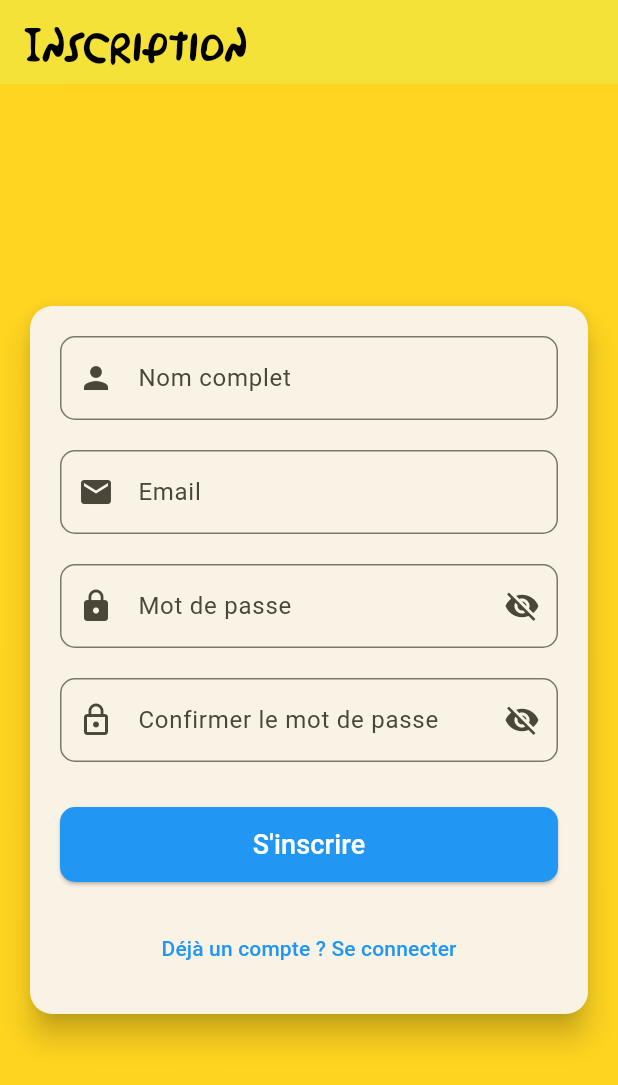
After one commit to elliotfio/flutter-project, a Flutter app: the RegisterScreen screen opened by its route, on a phone screen of 412 x 824 dp. The commit adds this screen. Shown: the top 1085 px of the screen. Run offline on Flutter 3.47's test engine with Material 3 defaults, Android fonts, the phone set to English and light mode, and no system bars; our stand-ins replace go_router; network calls fail.

Commit message:
feat: login and register page + implementation json informations

```diff
--- a/lib/main.dart
+++ b/lib/main.dart
@@ -4,13 +4,24 @@ import 'screens/home_screen.dart';
 import 'screens/episodes_screen.dart';
 import 'screens/characters_screen.dart';
 import 'screens/dossiers_screen.dart';
+import 'screens/login_screen.dart';
+import 'screens/register_screen.dart';
 
 void main() {
   runApp(const SimpsonParcApp());
 }
 
 final _router = GoRouter(
+  initialLocation: '/login',
   routes: [
+    GoRoute(
+      path: '/login',
+      builder: (context, state) => const LoginScreen(),
+    ),
+    GoRoute(
+      path: '/register',
+      builder: (context, state) => const RegisterScreen(),
+    ),
     ShellRoute(
       builder: (context, state, child) {
         return Scaffold(
@@ -38,7 +49,7 @@ final _router = GoRouter(
             onDestinationSelected: (index) {
               switch (index) {
                 case 0:
-                  context.go('/');
+                  context.go('/home');
                   break;
                 case 1:
                   context.go('/episodes');
@@ -56,7 +67,7 @@ final _router = GoRouter(
       },
       routes: [
         GoRoute(
-          path: '/',
+          path: '/home',
           builder: (context, state) => HomeScreen(),
         ),
         GoRoute(
@@ -78,7 +89,7 @@ final _router = GoRouter(
 
 int _calculateSelectedIndex(GoRouterState state) {
   final String location = state.uri.toString();
-  if (location == '/') return 0;
+  if (location == '/home') return 0;
   if (location.startsWith('/episodes')) return 1;
   if (location.startsWith('/characters')) return 2;
   if (location.startsWith('/dossiers')) return 3;
@@ -91,6 +102,7 @@ class SimpsonParcApp extends StatelessWidget {
   @override
   Widget build(BuildContext context) {
     return MaterialApp.router(
+      debugShowCheckedModeBanner: false,
       title: 'SimpsonParc',
       theme: ThemeData(
         colorScheme: ColorScheme.fromSeed(
--- a/lib/screens/home_screen.dart
+++ b/lib/screens/home_screen.dart
@@ -14,7 +14,6 @@ class HomeScreen extends StatelessWidget {
       ),
       body: RefreshIndicator(
         onRefresh: () async {
-          // Rafraîchir les données (à implémenter plus tard)
         },
         child: SingleChildScrollView(
           child: Padding(
--- /dev/null
+++ b/lib/screens/register_screen.dart
@@ -0,0 +1,216 @@
+import 'package:flutter/material.dart';
+import 'package:go_router/go_router.dart';
+import '../utils/constants.dart';
+
+class RegisterScreen extends StatefulWidget {
+  const RegisterScreen({super.key});
+
+  @override
+  State<RegisterScreen> createState() => _RegisterScreenState();
+}
+
+class _RegisterScreenState extends State<RegisterScreen> {
+  final _formKey = GlobalKey<FormState>();
+  final _nameController = TextEditingController();
+  final _emailController = TextEditingController();
+  final _passwordController = TextEditingController();
+  final _confirmPasswordController = TextEditingController();
+  bool _isPasswordVisible = false;
+  bool _isConfirmPasswordVisible = false;
+
+  @override
+  void dispose() {
+    _nameController.dispose();
+    _emailController.dispose();
+    _passwordController.dispose();
+    _confirmPasswordController.dispose();
+    super.dispose();
+  }
+
+  @override
+  Widget build(BuildContext context) {
+    return Scaffold(
+      appBar: AppBar(
+        title: const Text(
+          'Inscription',
+          style: TextStyle(fontFamily: 'Simpsons'),
+        ),
+      ),
+      body: Container(
+        decoration: const BoxDecoration(
+          gradient: LinearGradient(
+            begin: Alignment.topLeft,
+            end: Alignment.bottomRight,
+            colors: [Color(0xFFFFD521), Color(0xFFFED420)],
+          ),
+        ),
+        child: SafeArea(
+          child: Center(
+            child: SingleChildScrollView(
+              padding: const EdgeInsets.all(AppConstants.defaultPadding),
+              child: Column(
+                mainAxisAlignment: MainAxisAlignment.center,
+                children: [
+                  Card(
+                    elevation: 8,
+                    shape: RoundedRectangleBorder(
+                      borderRadius: BorderRadius.circular(15),
+                    ),
+                    child: Padding(
+                      padding: const EdgeInsets.all(20),
+                      child: Form(
+                        key: _formKey,
+                        child: Column(
+                          children: [
+                            TextFormField(
+                              controller: _nameController,
+                              decoration: InputDecoration(
+                                labelText: 'Nom complet',
+                                prefixIcon: const Icon(Icons.person),
+                                border: OutlineInputBorder(
+                                  borderRadius: BorderRadius.circular(10),
+                                ),
+                              ),
+                              validator: (value) {
+                                if (value == null || value.isEmpty) {
+                                  return 'Veuillez entrer votre nom';
+                                }
+                                return null;
+                              },
+                            ),
+                            const SizedBox(height: 20),
+                            TextFormField(
+                              controller: _emailController,
+                              keyboardType: TextInputType.emailAddress,
+                              decoration: InputDecoration(
+                                labelText: 'Email',
+                                prefixIcon: const Icon(Icons.email),
+                                border: OutlineInputBorder(
+                                  borderRadius: BorderRadius.circular(10),
+                                ),
+                              ),
+                              validator: (value) {
+                                if (value == null || value.isEmpty) {
+                                  return 'Veuillez entrer votre email';
+                                }
+                                if (!value.contains('@')) {
+                                  return 'Veuillez entrer un email valide';
+                                }
+                                return null;
+                              },
+                            ),
+                            const SizedBox(height: 20),
+                            TextFormField(
+                              controller: _passwordController,
+                              obscureText: !_isPasswordVisible,
+                              decoration: InputDecoration(
+                                labelText: 'Mot de passe',
+                                prefixIcon: const Icon(Icons.lock),
+                                suffixIcon: IconButton(
+                                  icon: Icon(
+                                    _isPasswordVisible
+                                        ? Icons.visibility
+                                        : Icons.visibility_off,
+                                  ),
+                                  onPressed: () {
+                                    setState(() {
+                                      _isPasswordVisible = !_isPasswordVisible;
+                                    });
+                                  },
+                                ),
+                                border: OutlineInputBorder(
+                                  borderRadius: BorderRadius.circular(10),
+                                ),
+                              ),
+                              validator: (value) {
+                                if (value == null || value.isEmpty) {
+                                  return 'Veuillez entrer votre mot de passe';
+                                }
+                                if (value.length < 6) {
+                                  return 'Le mot de passe doit contenir au moins 6 caractères';
+                                }
+                                return null;
+                              },
+                            ),
+                            const SizedBox(height: 20),
+                            TextFormField(
+                              controller: _confirmPasswordController,
+                              obscureText: !_isConfirmPasswordVisible,
+                              decoration: InputDecoration(
+                                labelText: 'Confirmer le mot de passe',
+                                prefixIcon: const Icon(Icons.lock_outline),
+                                suffixIcon: IconButton(
+                                  icon: Icon(
+                                    _isConfirmPasswordVisible
+                                        ? Icons.visibility
+                                        : Icons.visibility_off,
+                                  ),
+                                  onPressed: () {
+                                    setState(() {
+                                      _isConfirmPasswordVisible = !_isConfirmPasswordVisible;
+                                    });
+                                  },
+                                ),
+                                border: OutlineInputBorder(
+                                  borderRadius: BorderRadius.circular(10),
+                                ),
+                              ),
+                              validator: (value) {
+                                if (value == null || value.isEmpty) {
+                                  return 'Veuillez confirmer votre mot de passe';
+                                }
+                                if (value != _passwordController.text) {
+                                  return 'Les mots de passe ne correspondent pas';
+                                }
+                                return null;
+                              },
+                            ),
+                            const SizedBox(height: 30),
+                            SizedBox(
+                              width: double.infinity,
+                              height: 50,
+                              child: ElevatedButton(
+                                style: ElevatedButton.styleFrom(
+                                  backgroundColor: Colors.blue,
+                                  foregroundColor: Colors.white,
+                                  shape: RoundedRectangleBorder(
+                                    borderRadius: BorderRadius.circular(10),
+                                  ),
+                                ),
+                                onPressed: () {
+                                  if (_formKey.currentState!.validate()) {
+                                    print('Name: ${_nameController.text}');
+                                    print('Email: ${_emailController.text}');
+                                    print('Password: ${_passwordController.text}');
+                                  }
+                                },
+                                child: const Text(
+                                  'S\'inscrire',
+                                  style: TextStyle(fontSize: 18),
+                                ),
+                              ),
+                            ),
+                            const SizedBox(height: 20),
+                            TextButton(
+                              onPressed: () {
+                                context.pop();
+                              },
+                              child: const Text(
+                                'Déjà un compte ? Se connecter',
+                                style: TextStyle(color: Colors.blue),
+                              ),
+                            ),
+                          ],
+                        ),
+                      ),
+                    ),
+                  ),
+                ],
+              ),
+            ),
+          ),
+        ),
+      ),
+    );
+  }
+}
--- a/pubspec.yaml
+++ b/pubspec.yaml
@@ -65,7 +65,7 @@ flutter:
 
   # To add assets to your application, add an assets section, like this:
   assets:
-    - assets/fonts/
+    - scrap/
 
   # An image asset can refer to one or more resolution-specific "variants", see
   # https://flutter.dev/to/resolution-aware-images
```
Also changed, not shown: lib/screens/characters_screen.dart (+27 -15 lines), lib/screens/episodes_screen.dart (+39 -11 lines), lib/screens/login_screen.dart (added, +173 -0 lines), lib/services/local_data_service.dart (+48 -142 lines).
